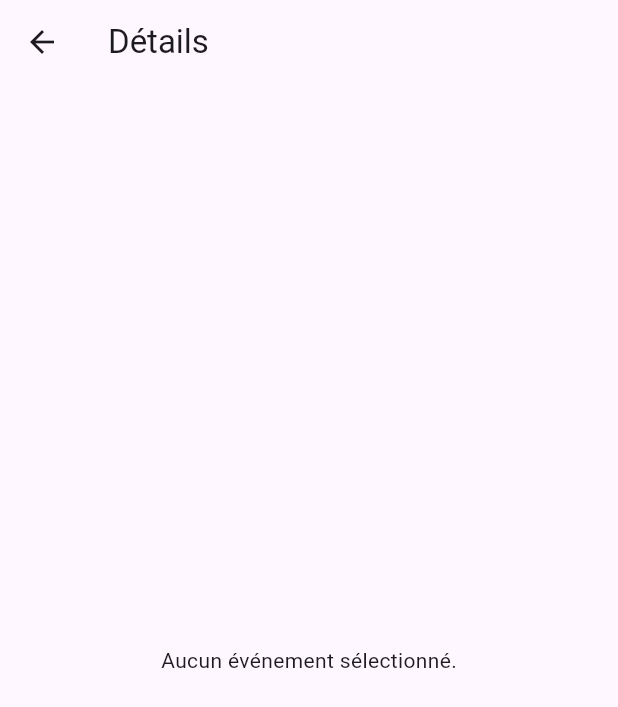
After one commit to Hojine-06/CultureApp, a Flutter app: the EventDetailScreen screen opened by its route, on a phone screen of 412 x 824 dp. The commit adds this screen. Shown: the top 707 px of the screen. Run offline on Flutter 3.47's test engine with Material 3 defaults, Android fonts, the light colour scheme and no system bars.

Commit message:
feat(events): add event detail screen and wire routes; navigate from events list

```diff
--- a/lib/main.dart
+++ b/lib/main.dart
@@ -1,4 +1,6 @@
 import 'package:flutter/material.dart';
+import 'screens/events_screen.dart';
+import 'screens/event_detail_screen.dart';
 
 void main() {
   runApp(const MyApp());
@@ -30,6 +32,10 @@ class MyApp extends StatelessWidget {
         // tested with just a hot reload.
         colorScheme: ColorScheme.fromSeed(seedColor: Colors.deepPurple),
       ),
+      routes: {
+        EventsScreen.routeName: (ctx) => const EventsScreen(),
+        EventDetailScreen.routeName: (ctx) => EventDetailScreen(),
+      },
       home: const MyHomePage(title: 'Flutter Demo Home Page'),
     );
   }
--- /dev/null
+++ b/lib/screens/event_detail_screen.dart
@@ -0,0 +1,77 @@
+import 'package:flutter/material.dart';
+
+import '../models/event_model.dart';
+
+class EventDetailScreen extends StatelessWidget {
+  static const routeName = '/event-detail';
+
+  const EventDetailScreen({Key? key}) : super(key: key);
+
+  String _formatDate(DateTime d) {
+    final local = d.toLocal();
+    return '${local.year}-${local.month.toString().padLeft(2, '0')}-${local.day.toString().padLeft(2, '0')}';
+  }
+
+  @override
+  Widget build(BuildContext context) {
+    final args = ModalRoute.of(context)?.settings.arguments;
+    if (args == null || args is! Event) {
+      return Scaffold(
+        appBar: AppBar(title: const Text('Détails')),
+        body: const Center(child: Text('Aucun événement sélectionné.')),
+      );
+    }
+
+    final event = args as Event;
+
+    return Scaffold(
+      appBar: AppBar(
+        title: Text(event.title),
+      ),
+      body: SingleChildScrollView(
+        padding: const EdgeInsets.all(16),
+        child: Column(
+          crossAxisAlignment: CrossAxisAlignment.start,
+          children: [
+            if (event.imageUrl != null)
+              SizedBox(
+                width: double.infinity,
+                height: 200,
+                child: Image.network(event.imageUrl!, fit: BoxFit.cover),
+              ),
+            const SizedBox(height: 12),
+            Text(
+              event.title,
+              style: const TextStyle(fontSize: 22, fontWeight: FontWeight.bold),
+            ),
+            const SizedBox(height: 8),
+            Row(
+              children: [
+                const Icon(Icons.calendar_today, size: 16),
+                const SizedBox(width: 6),
+                Text(_formatDate(event.date)),
+                const SizedBox(width: 16),
+                const Icon(Icons.location_on, size: 16),
+                const SizedBox(width: 6),
+                Expanded(child: Text(event.location)),
+              ],
+            ),
+            const SizedBox(height: 12),
+            Text(event.description),
+            const SizedBox(height: 24),
+            ElevatedButton.icon(
+              onPressed: () {
+                // Placeholder: open editor or share
+                ScaffoldMessenger.of(context).showSnackBar(
+                  const SnackBar(content: Text('Action: Éditer / Partager')),
+                );
+              },
+              icon: const Icon(Icons.edit),
+              label: const Text('Éditer cet événement'),
+            ),
+          ],
+        ),
+      ),
+    );
+  }
+}
--- a/lib/screens/events_screen.dart
+++ b/lib/screens/events_screen.dart
@@ -60,12 +60,13 @@ class EventsScreen extends StatelessWidget {
             margin: const EdgeInsets.symmetric(vertical: 8),
             elevation: 4,
             child: InkWell(
-              onTap: () {
-                // Placeholder: later navigate to a detail screen
-                ScaffoldMessenger.of(context).showSnackBar(
-                  SnackBar(content: Text('Ouvrir : ${e.title}')),
-                );
-              },
+                  onTap: () {
+                    // Navigate to event detail screen
+                    Navigator.of(context).pushNamed(
+                      EventDetailScreen.routeName,
+                      arguments: e,
+                    );
+                  },
               child: Row(
                 children: [
                   Container(
```
